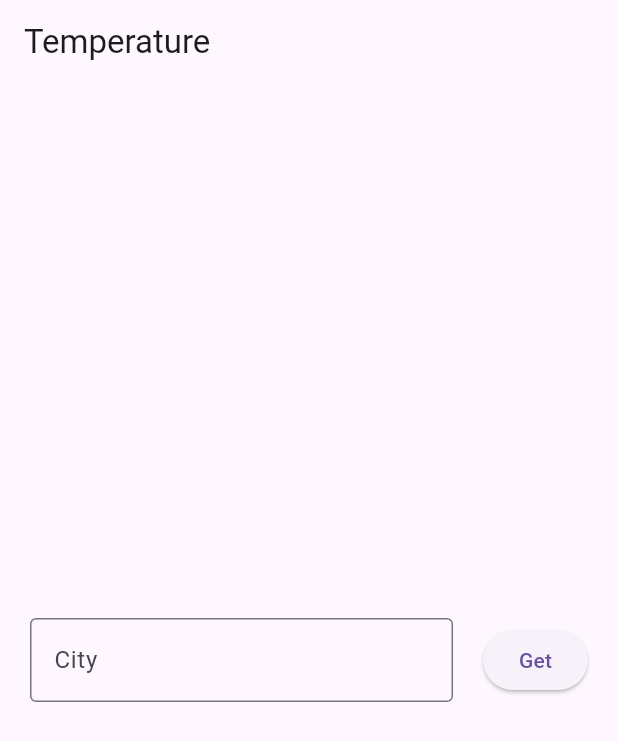
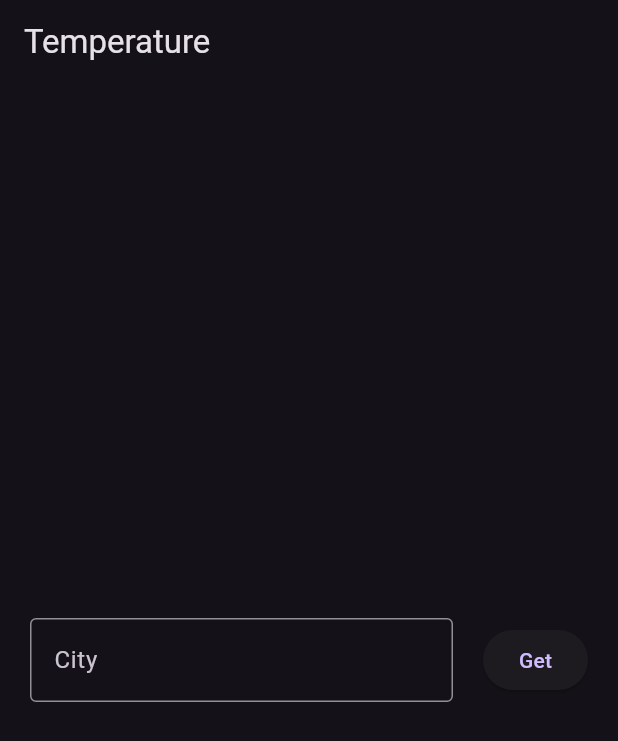
Before and after one commit to monikasagan/weather-Firebase, a Flutter app: the screen it shows after launch, on a phone screen of 412 x 824 dp. Shown: the top 741 px of the screen. Run offline on Flutter 3.47's test engine with Material 2 defaults, Android fonts, the phone set to English and light mode, and no system bars; our stand-ins replace bloc, dio, firebase_core, flutter_bloc; accounts and stored records are empty.

Commit message:
Use material 13 and use dark theme data

```diff
--- a/lib/main.dart
+++ b/lib/main.dart
@@ -18,10 +18,7 @@ class MyApp extends StatelessWidget {
   Widget build(BuildContext context) {
     return MaterialApp(
       title: 'Flutter Demo',
-      theme: ThemeData(
-        primarySwatch: Colors.yellow,
-        useMaterial3: true,
-      ),
+      theme: ThemeData.dark(useMaterial3: true),
       home: const HomePage(),
     );
   }
```
